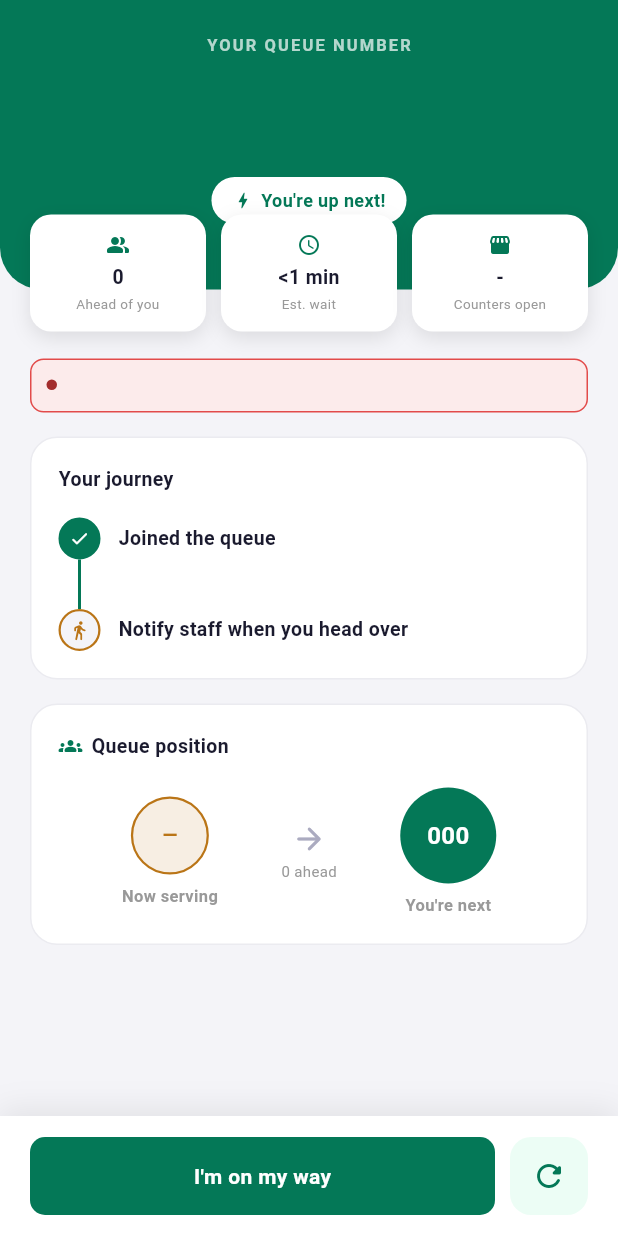
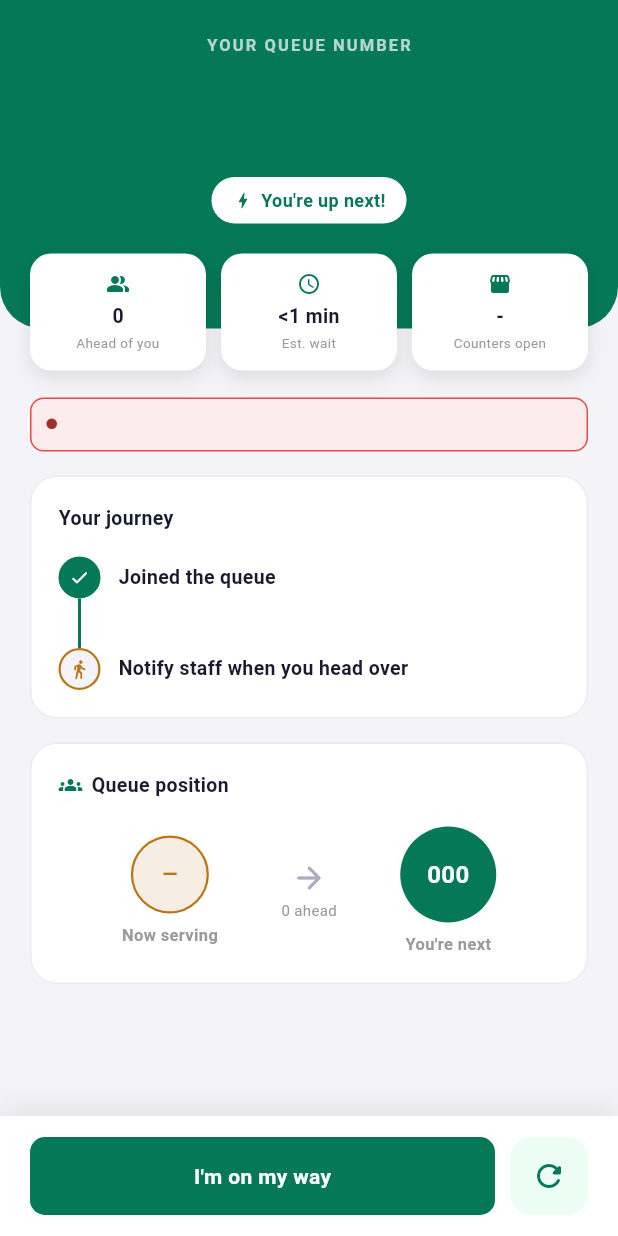
Before and after one commit to ArBalbin/queueflow_mobile, a Flutter app: the _NextBody widget shown alone on an empty page, opened directly with empty values, on a phone screen of 412 x 824 dp. Run offline on Flutter 3.47's test engine with Material 3 defaults, Android fonts, the phone set to English and light mode, and no system bars; our stand-ins replace camera, google_sign_in, image_picker, shared_preferences; missing offline and left inert: google_mlkit_face_detection, mobile_scanner; accounts and stored records are empty; network calls fail.

Commit message:
Fix stat cards overlapping the status pill on queue screens

```diff
--- a/lib/screens/youre_next_screen.dart
+++ b/lib/screens/youre_next_screen.dart
@@ -177,19 +177,39 @@ class _NextBody extends StatelessWidget {
               child: Column(
                 crossAxisAlignment: CrossAxisAlignment.stretch,
                 children: [
+                  // The stat chips straddle the bottom edge of the green header.
+                  // They used to hang off it via Positioned(bottom: -28), outside
+                  // the layout, so the space between the status pill and the
+                  // chips depended on two hand-matched numbers: the header's
+                  // bottom padding (44) versus how far the chips reach up into
+                  // it (chip height minus the overhang, ~49). The chips won, and
+                  // covered the pill; a larger system font made it worse.
+                  //
+                  // Now the chips sit in the same Column as the pill, so the gap
+                  // between them is a real SizedBox that cannot collapse, and the
+                  // green is a background layer that simply stops 28dp above the
+                  // chips' bottom edge.
                   Stack(
                     clipBehavior: Clip.none,
+                    fit: StackFit.passthrough,
                     children: [
-                      Container(
-                        width: double.infinity,
-                        padding: const EdgeInsets.fromLTRB(24, 22, 24, 44),
-                        decoration: const BoxDecoration(
-                          color: AppColors.green,
-                          borderRadius: BorderRadius.only(
-                            bottomLeft: Radius.circular(28),
-                            bottomRight: Radius.circular(28),
+                      const Positioned(
+                        top: 0,
+                        left: 0,
+                        right: 0,
+                        bottom: 28,
+                        child: DecoratedBox(
+                          decoration: BoxDecoration(
+                            color: AppColors.green,
+                            borderRadius: BorderRadius.only(
+                              bottomLeft: Radius.circular(28),
+                              bottomRight: Radius.circular(28),
+                            ),
                           ),
                         ),
+                      ),
+                      Padding(
+                        padding: const EdgeInsets.fromLTRB(20, 22, 20, 0),
                         child: Column(
                           children: [
                             const Text(
@@ -243,14 +263,8 @@ class _NextBody extends StatelessWidget {
                                 ],
                               ),
                             ),
-                          ],
-                        ),
-                      ),
-                      Positioned(
-                        left: 20,
-                        right: 20,
-                        bottom: -28,
-                        child: Row(
+                            const SizedBox(height: 20),
+                            Row(
                           children: [
                             Expanded(
                               child: _StatChip(
@@ -279,10 +293,12 @@ class _NextBody extends StatelessWidget {
                             ),
                           ],
                         ),
+                          ],
+                        ),
                       ),
                     ],
                   ),
-                  const SizedBox(height: 46),
+                  const SizedBox(height: 18),
                   Padding(
                     padding: const EdgeInsets.fromLTRB(20, 0, 20, 24),
                     child: Column(
```
Also changed, not shown: lib/screens/queue_waiting_screen.dart (+27 -17 lines).
